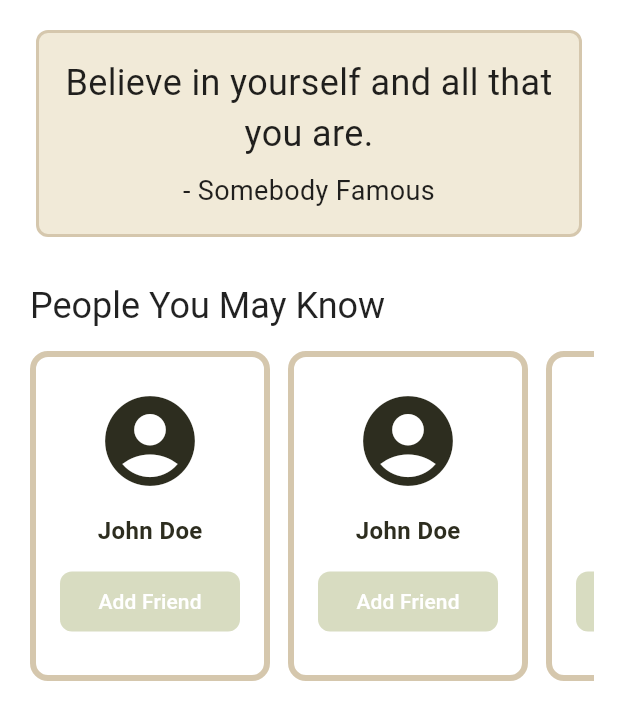
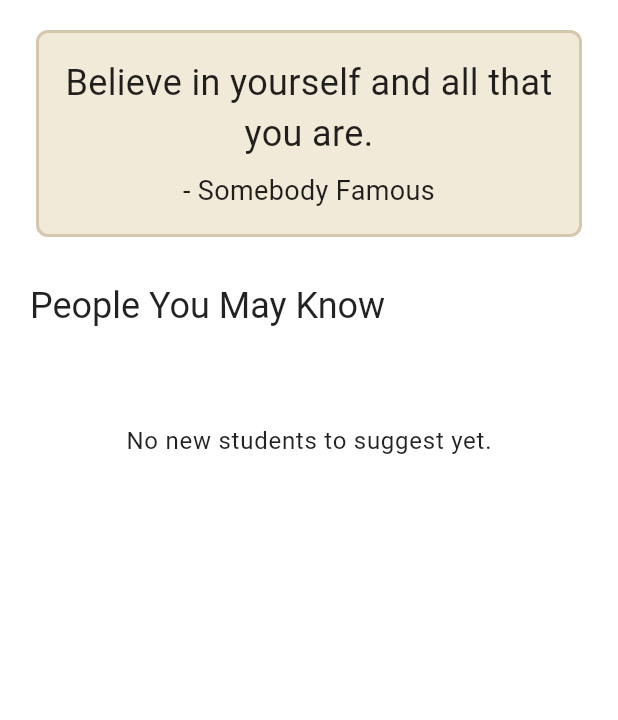
Before and after one commit to Kipung/campusmate, a Flutter app: the ScreenHome screen opened directly, on a phone screen of 412 x 824 dp. Shown: the top 720 px of the screen. Run offline on Flutter 3.47's test engine with Material 3 defaults, Android fonts, the phone set to English and light mode, and no system bars; our stand-ins replace cloud_firestore, firebase_auth, firebase_core, firebase_storage, flutter_riverpod, flutter_secure_storage and 6 more; missing offline and left inert: kalender; accounts and stored records are empty; generated files the repository leaves out were written again.

Commit message:
changed fixde homescreen cards

```diff
--- a/lib/screens/general/screen_home.dart
+++ b/lib/screens/general/screen_home.dart
@@ -12,18 +12,18 @@
 
 // Flutter imports
 import 'dart:async';
+import 'dart:convert';
+import 'dart:math';
 
 // Flutter external package imports
-import 'package:font_awesome_flutter/font_awesome_flutter.dart';
+import 'package:cloud_firestore/cloud_firestore.dart';
+import 'package:firebase_auth/firebase_auth.dart';
 import 'package:flutter_riverpod/flutter_riverpod.dart';
 import 'package:flutter/material.dart';
 
 // App relative file imports
-import '../../util/message_display/snackbar.dart';
-
-import 'dart:convert';
+import '../../db_helpers/firestore_keys.dart';
 import '../../widgets/general/recommended_user.dart';
-import 'dart:math';
 
 //////////////////////////////////////////////////////////////////////////
 // StateFUL widget which manages state. Simply initializes the state object.
@@ -41,6 +41,8 @@ class ScreenHome extends ConsumerStatefulWidget {
 class _ScreenHomeState extends ConsumerState<ScreenHome> {
   // The "instance variables" managed in this state
   bool _isInit = true;
+  late final Stream<QuerySnapshot<Map<String, dynamic>>>
+      _recommendedUsersStream;
 
   ////////////////////////////////////////////////////////////////
   // Runs the following code once upon initialization
@@ -57,6 +59,10 @@ class _ScreenHomeState extends ConsumerState<ScreenHome> {
 
   @override
   void initState() {
+    _recommendedUsersStream = FirebaseFirestore.instance
+        .collection(FS_COL_IC_USER_PROFILES)
+        .limit(12)
+        .snapshots();
     super.initState();
   }
 
@@ -168,21 +174,71 @@ class _ScreenHomeState extends ConsumerState<ScreenHome> {
             const SizedBox(height: 8.0),
 
             // Horizontal scrollable list of RecommendedUser widgets
-            SizedBox(
-              height: 220,
-              child: ListView.separated(
-                scrollDirection: Axis.horizontal,
-                padding: const EdgeInsets.symmetric(horizontal: 4.0),
-                itemCount: 8,
-                separatorBuilder: (_, __) => const SizedBox(width: 12.0),
-                itemBuilder: (context, index) {
-                  return const RecommendedUser();
-                },
-              ),
-            ),
+            _buildRecommendedUsersCarousel(),
           ],
         ),
       ),
     );
   }
+
+  Widget _buildRecommendedUsersCarousel() {
+    final currentUid = FirebaseAuth.instance.currentUser?.uid;
+    return StreamBuilder<QuerySnapshot<Map<String, dynamic>>>(
+      stream: _recommendedUsersStream,
+      builder: (context, snapshot) {
+        if (snapshot.connectionState == ConnectionState.waiting) {
+          return const SizedBox(
+            height: 220,
+            child: Center(child: CircularProgressIndicator()),
+          );
+        }
+        if (snapshot.hasError) {
+          return SizedBox(
+            height: 120,
+            child: Center(
+              child: Text(
+                'Unable to load suggested students.',
+                style: Theme.of(context).textTheme.bodyLarge,
+              ),
+            ),
+          );
+        }
+
+        final docs = snapshot.data?.docs ?? [];
+        final users = docs.where((doc) => doc.id != currentUid).take(10).toList();
+        if (users.isEmpty) {
+          return SizedBox(
+            height: 120,
+            child: Center(
+              child: Text(
+                'No new students to suggest yet.',
+                style: Theme.of(context).textTheme.bodyLarge,
+              ),
+            ),
+          );
+        }
+
+        return SizedBox(
+          height: 220,
+          child: ListView.separated(
+            scrollDirection: Axis.horizontal,
+            padding: const EdgeInsets.symmetric(horizontal: 4.0),
+            itemCount: users.length,
+            separatorBuilder: (_, __) => const SizedBox(width: 12.0),
+            itemBuilder: (context, index) {
+              final data = users[index].data();
+              final firstName = (data['first_name'] ?? '').toString();
+              final lastName = (data['last_name'] ?? '').toString();
+              final major = (data['major'] ?? 'Undeclared').toString();
+              final displayName = '$firstName $lastName'.trim();
+              return RecommendedUser(
+                displayName: displayName.isEmpty ? 'CampusMate User' : displayName,
+                subtitle: major.isEmpty ? 'Undeclared' : major,
+              );
+            },
+          ),
+        );
+      },
+    );
+  }
 }
--- a/lib/widgets/general/recommended_user.dart
+++ b/lib/widgets/general/recommended_user.dart
@@ -1,41 +1,56 @@
 import 'package:flutter/material.dart';
 
-class RecommendedUser extends StatefulWidget {
-  const RecommendedUser({Key? key}) : super(key: key);
+class RecommendedUser extends StatelessWidget {
+  final String displayName;
+  final String subtitle;
+  final VoidCallback? onAddFriend;
 
-  @override
-  _RecommendedUserState createState() => _RecommendedUserState();
-}
+  const RecommendedUser({
+    super.key,
+    required this.displayName,
+    required this.subtitle,
+    this.onAddFriend,
+  });
 
-class _RecommendedUserState extends State<RecommendedUser> {
   @override
   Widget build(BuildContext context) {
     return Container(
-      width: 160,
-      padding: const EdgeInsets.symmetric(vertical: 20.0, horizontal: 16.0),
+      width: 170,
+      padding: const EdgeInsets.symmetric(vertical: 18.0, horizontal: 16.0),
       decoration: BoxDecoration(
-        // color: Colors.white,
         border: Border.all(color: const Color(0xFFD5C7AD), width: 4.0),
         borderRadius: BorderRadius.circular(12.0),
       ),
       child: Column(
         mainAxisSize: MainAxisSize.min,
         children: [
-          const Icon(Icons.account_circle, size: 72, color: Color(0xFF2D2D1F)),
+          const Icon(Icons.account_circle, size: 64, color: Color(0xFF2D2D1F)),
           const SizedBox(height: 12.0),
-          const Text(
-            'John Doe',
-            style: TextStyle(
+          Text(
+            displayName,
+            style: const TextStyle(
               fontSize: 16,
               fontWeight: FontWeight.w600,
               color: Color(0xFF2D2D1F),
             ),
+            maxLines: 1,
+            overflow: TextOverflow.ellipsis,
           ),
-          const SizedBox(height: 12.0),
+          const SizedBox(height: 6.0),
+          Text(
+            subtitle,
+            style: const TextStyle(
+              fontSize: 13,
+              color: Color(0xFF4D4D3A),
+            ),
+            maxLines: 2,
+            textAlign: TextAlign.center,
+          ),
+          const Spacer(),
           SizedBox(
             width: double.infinity,
             child: ElevatedButton(
-              onPressed: () {},
+              onPressed: onAddFriend,
               style: ElevatedButton.styleFrom(
                 elevation: 0,
                 backgroundColor: const Color(0xFFD8DCC1),
@@ -45,9 +60,9 @@ class _RecommendedUserState extends State<RecommendedUser> {
                   borderRadius: BorderRadius.circular(8.0),
                 ),
               ),
-              child: const Text(
-                'Add Friend',
-                style: TextStyle(color: Colors.white),
+              child: Text(
+                onAddFriend == null ? 'View Profile' : 'Add Friend',
+                style: const TextStyle(color: Colors.white),
               ),
             ),
           ),
```
